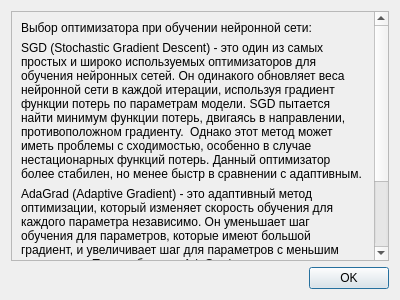
First picture: the form in src/widgetpagesandbox/aboutoptimizerdialog.ui, repository Marator2K07/LSTM_Text_Generator, before the edit.
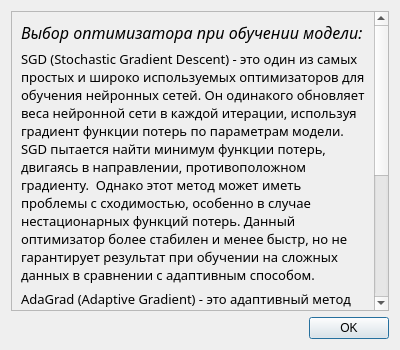
Second picture: the form after the edit.

Commit message: Правки и дополнения среди дизайна.

```diff
--- a/src/widgetpagesandbox/aboutoptimizerdialog.ui
+++ b/src/widgetpagesandbox/aboutoptimizerdialog.ui
@@ -7,7 +7,7 @@
     <x>0</x>
     <y>0</y>
     <width>400</width>
-    <height>300</height>
+    <height>350</height>
    </rect>
   </property>
   <property name="windowTitle">
@@ -25,21 +25,34 @@
         <x>0</x>
         <y>0</y>
         <width>363</width>
-        <height>398</height>
+        <height>459</height>
        </rect>
       </property>
       <layout class="QVBoxLayout" name="verticalLayout_2">
        <item>
         <widget class="QLabel" name="label">
+         <property name="font">
+          <font>
+           <family>Segoe UI Light</family>
+           <pointsize>12</pointsize>
+           <italic>true</italic>
+          </font>
+         </property>
          <property name="text">
-          <string>Выбор оптимизатора при обучении нейронной сети:</string>
+          <string>Выбор оптимизатора при обучении модели:</string>
          </property>
         </widget>
        </item>
        <item>
         <widget class="QLabel" name="label_2">
+         <property name="font">
+          <font>
+           <family>Segoe UI Light</family>
+           <pointsize>10</pointsize>
+          </font>
+         </property>
          <property name="text">
-          <string>SGD (Stochastic Gradient Descent) - это один из самых простых и широко используемых оптимизаторов для обучения нейронных сетей. Он одинакого обновляет веса нейронной сети в каждой итерации, используя градиент функции потерь по параметрам модели. SGD пытается найти минимум функции потерь, двигаясь в направлении, противоположном градиенту.  Однако этот метод может иметь проблемы с сходимостью, особенно в случае нестационарных функций потерь. Данный оптимизатор более стабилен, но менее быстр в сравнении с адаптивным.</string>
+          <string>SGD (Stochastic Gradient Descent) - это один из самых простых и широко используемых оптимизаторов для обучения нейронных сетей. Он одинакого обновляет веса нейронной сети в каждой итерации, используя градиент функции потерь по параметрам модели. SGD пытается найти минимум функции потерь, двигаясь в направлении, противоположном градиенту.  Однако этот метод может иметь проблемы с сходимостью, особенно в случае нестационарных функций потерь. Данный оптимизатор более стабилен и менее быстр, но не гарантирует результат при обучении на сложных данных в сравнении с адаптивным способом.</string>
          </property>
          <property name="wordWrap">
           <bool>true</bool>
@@ -48,6 +61,12 @@
        </item>
        <item>
         <widget class="QLabel" name="label_3">
+         <property name="font">
+          <font>
+           <family>Segoe UI Light</family>
+           <pointsize>10</pointsize>
+          </font>
+         </property>
          <property name="text">
           <string>AdaGrad (Adaptive Gradient) - это адаптивный метод оптимизации, который изменяет скорость обучения для каждого параметра независимо. Он уменьшает шаг обучения для параметров, которые имеют большой градиент, и увеличивает шаг для параметров с меньшим градиентом. Таким образом, AdaGrad может помочь в быстром обучении на нестационарных данных и улучшить сходимость алгоритма. Однако в некоторых случаях AdaGrad может слишком быстро снижать скорость обучения, что может замедлить обучение нейронной сети или вовсе привести ее в нерабочее состояние - полностью испортив значения весов и параметров сети.</string>
          </property>
```
The commit also changes 2 other files.
